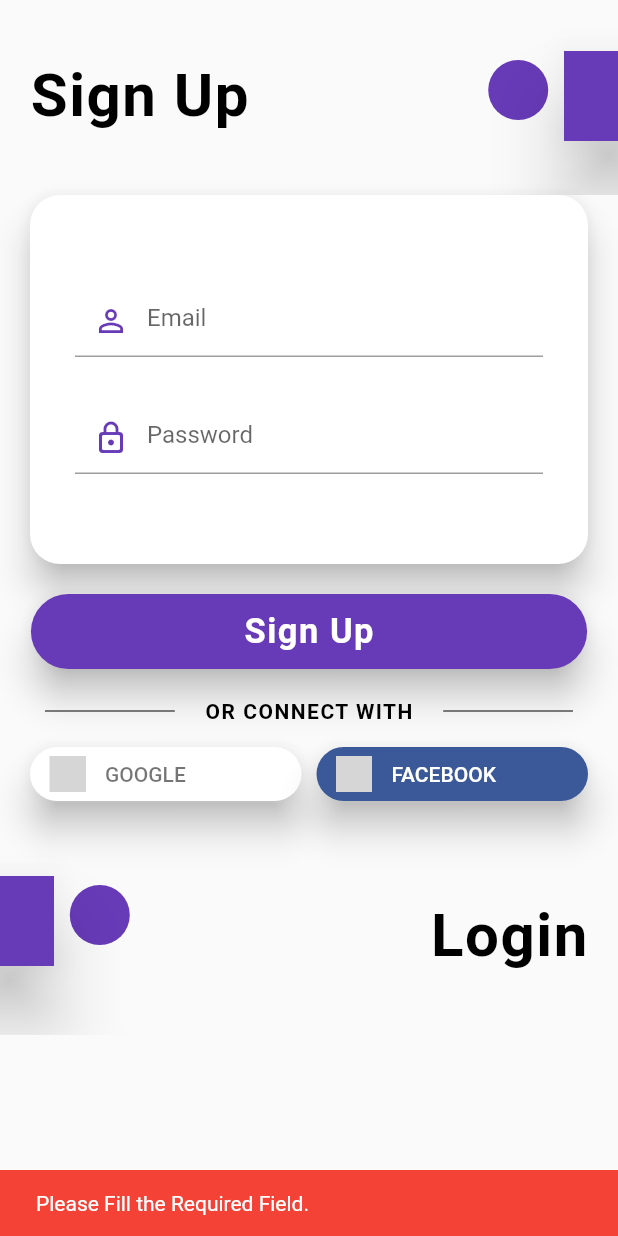
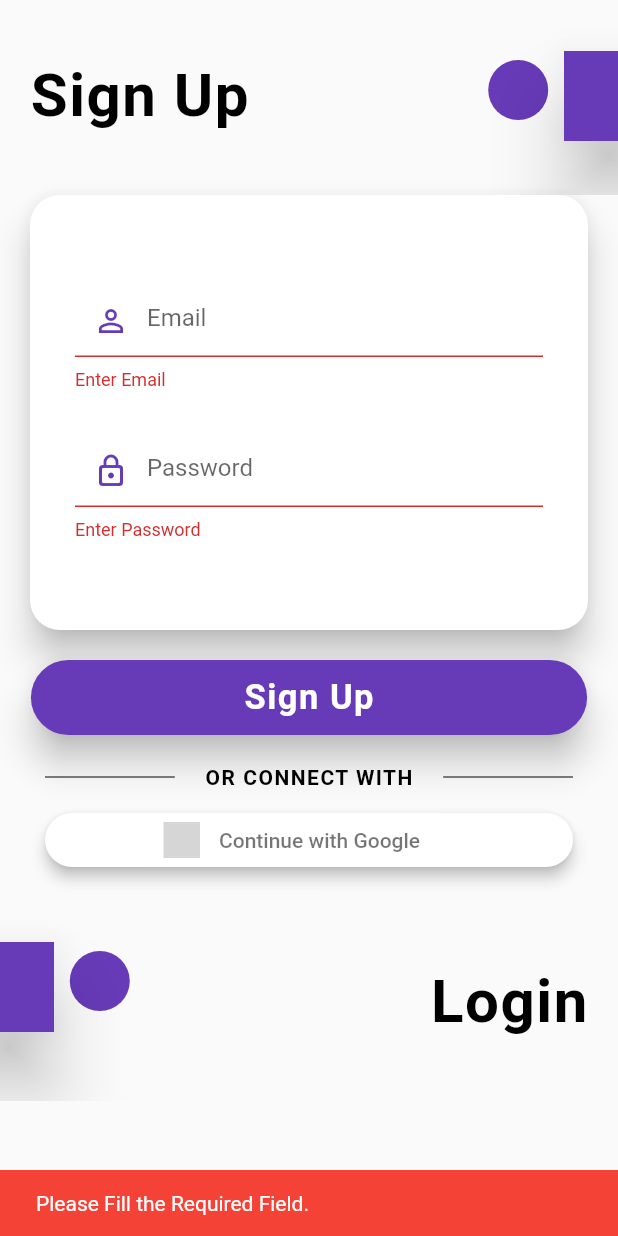
Before and after one commit to AbdulSattarSuleman/flutter_firebase_Auth, a Flutter app: the screen it shows after launch, after a tap on "Sign Up", on a phone screen of 412 x 824 dp. Run offline on Flutter 3.47's test engine with Material 2 defaults, Android fonts, the phone set to English and light mode, and no system bars; our stand-ins replace firebase_auth, firebase_core, flutter_signin_button, flutter_spinkit, google_sign_in; accounts and stored records are empty; grey boxes are pictures that could not be loaded.

Commit message:
finishing the app

```diff
--- a/lib/screens/home_screen.dart
+++ b/lib/screens/home_screen.dart
@@ -1,4 +1,5 @@
 import 'package:flutter/material.dart';
+import 'package:jawan_pakistan_app/services/auth_service.dart';
 
 class HomeScreen extends StatefulWidget {
   const HomeScreen({Key? key}) : super(key: key);
@@ -20,7 +21,10 @@ class _HomeScreenState extends State<HomeScreen> {
       body: Center(
         child: ElevatedButton(
           child: Text("Sign Out"),
-          onPressed: () {},
+          onPressed: () async {
+            await AuthService().googleSignOut();
+            // Navigator.pushReplacementNamed(context, SignupScreen.id);
+          },
         ),
       ),
     );
--- a/lib/screens/signup_screen.dart
+++ b/lib/screens/signup_screen.dart
@@ -26,7 +26,8 @@ class _SignupScreenState extends State<SignupScreen> {
 
   // loader default false
   bool loader = false;
-
+  // validate TextField
+  bool _validate = false;
   @override
   Widget build(BuildContext context) {
     final size = MediaQuery.of(context).size;
@@ -87,7 +88,9 @@ class _SignupScreenState extends State<SignupScreen> {
                       ),
                       TextField(
                         controller: emailController,
+                        autocorrect: true,
                         decoration: InputDecoration(
+                            errorText: _validate ? "Enter Email" : null,
                             hintText: "Email",
                             prefixIcon: Icon(
                               Icons.person_outline,
@@ -101,6 +104,7 @@ class _SignupScreenState extends State<SignupScreen> {
                         controller: passwordController,
                         obscureText: true,
                         decoration: InputDecoration(
+                            errorText: _validate ? "Enter Password" : null,
                             hintText: "Password",
                             prefixIcon: Icon(
                               Icons.lock_outline_rounded,
@@ -127,6 +131,13 @@ class _SignupScreenState extends State<SignupScreen> {
                           fixedSize: Size(size.width * 0.9, 50)),
                       onPressed: () async {
                         setState(() {
+                          // Validation
+                          emailController.text.isEmpty
+                              ? _validate = true
+                              : _validate = false;
+                          // passwordController.text.isEmpty
+                          //     ? _validate = true
+                          //     : _validate = false;
                           loader = true;
                         });
                         if (emailController.text == '' ||
@@ -186,41 +197,61 @@ class _SignupScreenState extends State<SignupScreen> {
                       )),
                 ),
               ]),
-
               Padding(
-                padding: const EdgeInsets.only(left: 20, right: 20),
-                child: Row(
-                  crossAxisAlignment: CrossAxisAlignment.center,
-                  mainAxisAlignment: MainAxisAlignment.spaceBetween,
-                  children: [
-                    Expanded(
-                      child: SignInButton(
-                        Buttons.Google,
-                        elevation: 10,
-                        text: "Google".toUpperCase(),
-                        shape: StadiumBorder(),
-                        onPressed: () {},
-                      ),
-                    ),
-                    SizedBox(
-                      width: 10,
-                    ),
-                    Expanded(
-                      child: SignInButton(
-                        Buttons.Facebook,
-                        elevation: 10,
-                        text: "Facebook".toUpperCase(),
-                        shape: StadiumBorder(),
-                        onPressed: () {},
-                      ),
-                    ),
-                    // ElevatedButton.icon(
-                    //     onPressed: () {},
-                    //     icon: Icon(Icons.mail),
-                    //     label: Text('Gogle'.toUpperCase())),
-                  ],
+                padding: const EdgeInsets.fromLTRB(30, 0, 30, 0),
+                child: SizedBox(
+                  width: MediaQuery.of(context).size.width,
+                  child: loader
+                      ? CircularProgressIndicator()
+                      : SignInButton(Buttons.Google,
+                          elevation: 4,
+                          padding: EdgeInsets.all(4),
+                          shape: StadiumBorder(),
+                          text: "Continue with Google", onPressed: () async {
+                          setState(() {
+                            loader = true;
+                          });
+                          AuthService().signInWithGoogle();
+                          setState(() {
+                            loader = false;
+                          });
+                        }),
                 ),
               ),
+              // Padding(
+              //   padding: const EdgeInsets.only(left: 20, right: 20),
+              //   child: Row(
+              //     crossAxisAlignment: CrossAxisAlignment.center,
+              //     mainAxisAlignment: MainAxisAlignment.spaceBetween,
+              //     children: [
+              //       Expanded(
+              //         child: SignInButton(
+              //           Buttons.Google,
+              //           elevation: 10,
+              //           text: "Google".toUpperCase(),
+              //           shape: StadiumBorder(),
+              //           onPressed: () {},
+              //         ),
+              //       ),
+              //       SizedBox(
+              //         width: 10,
+              //       ),
+              //       Expanded(
+              //         child: SignInButton(
+              //           Buttons.Facebook,
+              //           elevation: 10,
+              //           text: "Facebook".toUpperCase(),
+              //           shape: StadiumBorder(),
+              //           onPressed: () {},
+              //         ),
+              //       ),
+              //       // ElevatedButton.icon(
+              //       //     onPressed: () {},
+              //       //     icon: Icon(Icons.mail),
+              //       //     label: Text('Gogle'.toUpperCase())),
+              //     ],
+              //   ),
+              // ),
               // sign up
               Container(
                 width: size.width,
--- a/pubspec.yaml
+++ b/pubspec.yaml
@@ -36,6 +36,8 @@ dependencies:
   cupertino_icons: ^1.0.2
   firebase_auth: ^3.3.0
   firebase_core: ^1.10.2
+  google_sign_in: ^5.2.1
+  google_sign_in_web: ^0.10.0+3
   flutter_spinkit: ^5.1.0
   flutter_signin_button: ^2.0.0
 
```
Also changed, not shown: lib/services/auth_service.dart (+33 -0 lines), pubspec.lock, 1 other file.
